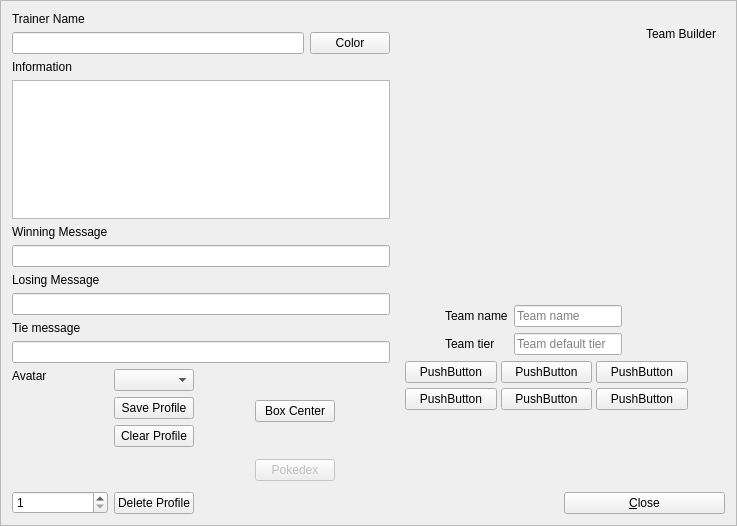
First picture: the form in src/Teambuilder/Teambuilder/trainermenu.ui, repository po-devs/pokemon-online, before the edit.
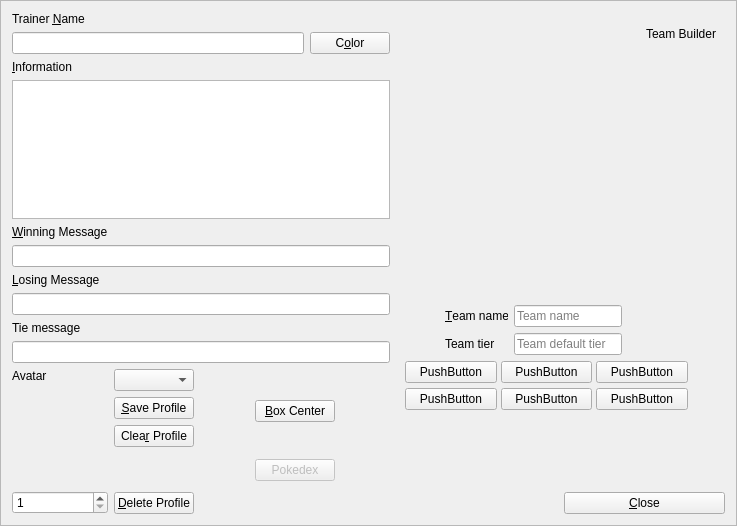
Second picture: the form after the edit. Custom widgets are drawn as their Qt base class.

```diff
--- a/src/Teambuilder/Teambuilder/trainermenu.ui
+++ b/src/Teambuilder/Teambuilder/trainermenu.ui
@@ -32,7 +32,7 @@
      <item>
       <widget class="QLabel" name="trainerNameLabel">
        <property name="text">
-        <string>Trainer Name</string>
+        <string>Trainer &amp;Name</string>
        </property>
        <property name="buddy">
         <cstring>name</cstring>
@@ -47,7 +47,7 @@
        <item>
         <widget class="QPushButton" name="colorButton">
          <property name="text">
-          <string>Color</string>
+          <string>C&amp;olor</string>
          </property>
         </widget>
        </item>
@@ -56,7 +56,7 @@
      <item>
       <widget class="QLabel" name="informationsLabel">
        <property name="text">
-        <string>Information</string>
+        <string>&amp;Information</string>
        </property>
        <property name="buddy">
         <cstring>infos</cstring>
@@ -73,7 +73,7 @@
      <item>
       <widget class="QLabel" name="winningMessageLabel">
        <property name="text">
-        <string>Winning Message</string>
+        <string>&amp;Winning Message</string>
        </property>
        <property name="buddy">
         <cstring>winningMessage</cstring>
@@ -90,7 +90,7 @@
      <item>
       <widget class="QLabel" name="losingMessageLabel">
        <property name="text">
-        <string>Losing Message</string>
+        <string>&amp;Losing Message</string>
        </property>
        <property name="buddy">
         <cstring>losingMessage</cstring>
@@ -208,14 +208,14 @@
          <item>
           <widget class="QPushButton" name="saveProfile">
            <property name="text">
-            <string>Save Profile</string>
+            <string>&amp;Save Profile</string>
            </property>
           </widget>
          </item>
          <item>
           <widget class="QPushButton" name="newProfile">
            <property name="text">
-            <string>Clear Profile</string>
+            <string>Clea&amp;r Profile</string>
            </property>
           </widget>
          </item>
@@ -235,7 +235,7 @@
          <item>
           <widget class="QPushButton" name="deleteProfile">
            <property name="text">
-            <string>Delete Profile</string>
+            <string>&amp;Delete Profile</string>
            </property>
           </widget>
          </item>
@@ -259,7 +259,7 @@
          <item>
           <widget class="QPushButton" name="boxCenter">
            <property name="text">
-            <string>Box Center</string>
+            <string>&amp;Box Center</string>
            </property>
           </widget>
          </item>
@@ -331,7 +331,10 @@
           <item row="0" column="0">
            <widget class="QLabel" name="teamNameLabel">
             <property name="text">
-             <string>Team name</string>
+             <string>&amp;Team name</string>
+            </property>
+            <property name="buddy">
+             <cstring>teamName</cstring>
             </property>
            </widget>
           </item>
```
Left out of the diff: 3 changed lines with no effect on the pictures.
